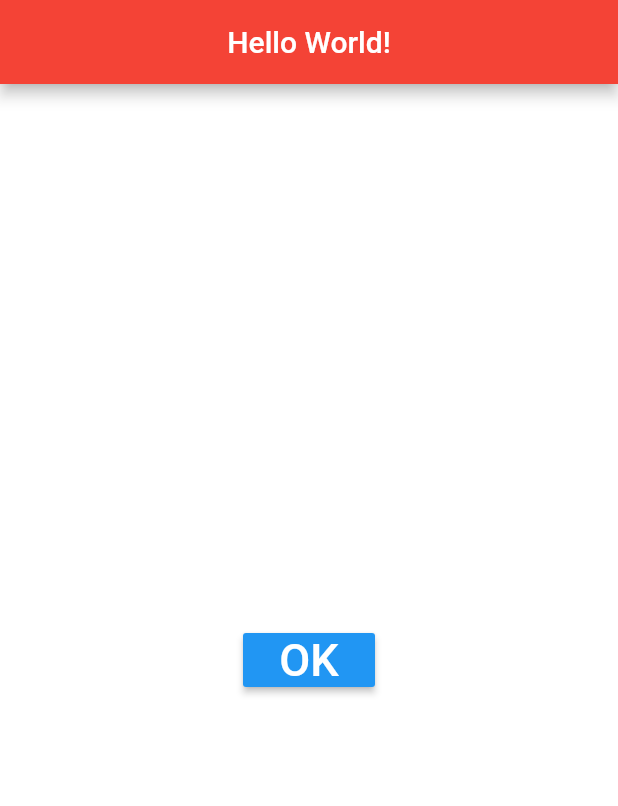
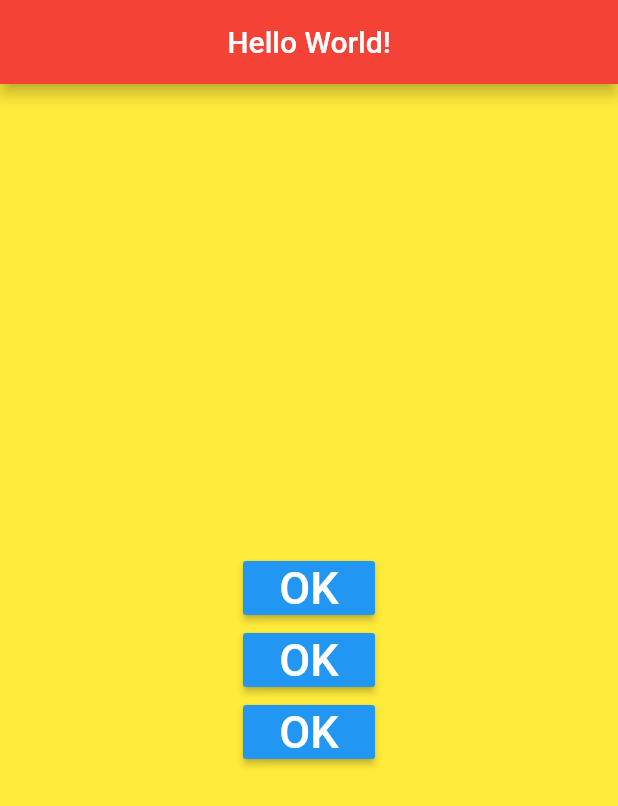
Before and after one commit to Cantinho/flutter-basic, a Flutter app: the screen it shows after launch, on a phone screen of 412 x 824 dp. Shown: the top 806 px of the screen. Run offline on Flutter 3.47's test engine with Material 2 defaults, Android fonts, the phone set to English and light mode, and no system bars.

Commit message:
add media query of context

```diff
--- a/flutter_basic/lib/home_page.dart
+++ b/flutter_basic/lib/home_page.dart
@@ -10,15 +10,26 @@ class HomePage extends StatelessWidget {
         ),
         centerTitle: true,
       ),
-      body: _body(),
+      body: _body(context),
     );
   }
 
-  _body() {
+  _body(context) {
+
+    Size size = MediaQuery.of(context).size;
+
     return Container(
-      color: Colors.white,
-      child: Center(
-        child: _button(),
+      width: size.width,
+      color: Colors.yellow,
+      child: Column(
+        mainAxisAlignment: MainAxisAlignment.center,
+        mainAxisSize: MainAxisSize.max,
+        crossAxisAlignment: CrossAxisAlignment.center,
+        children: <Widget>[
+          _button(),
+          _button(),
+          _button()
+        ],
       ),
     );
   }
```
